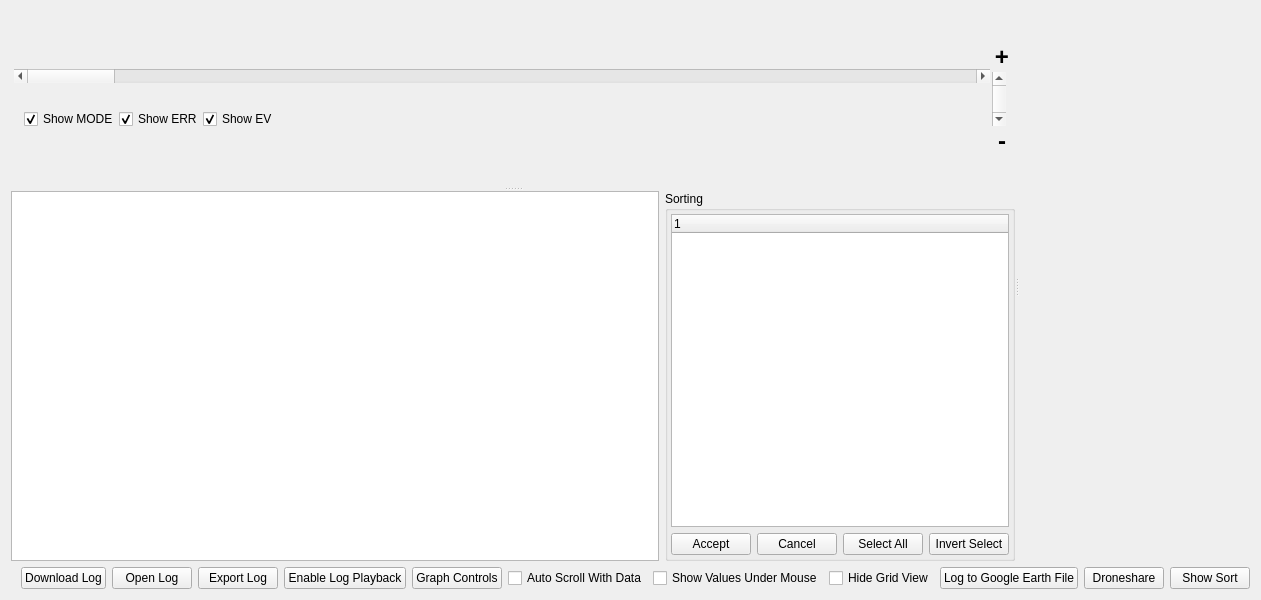
First picture: the form in src/ui/AP2DataPlot2D.ui, repository ArduPilot/apm_planner, before the edit.
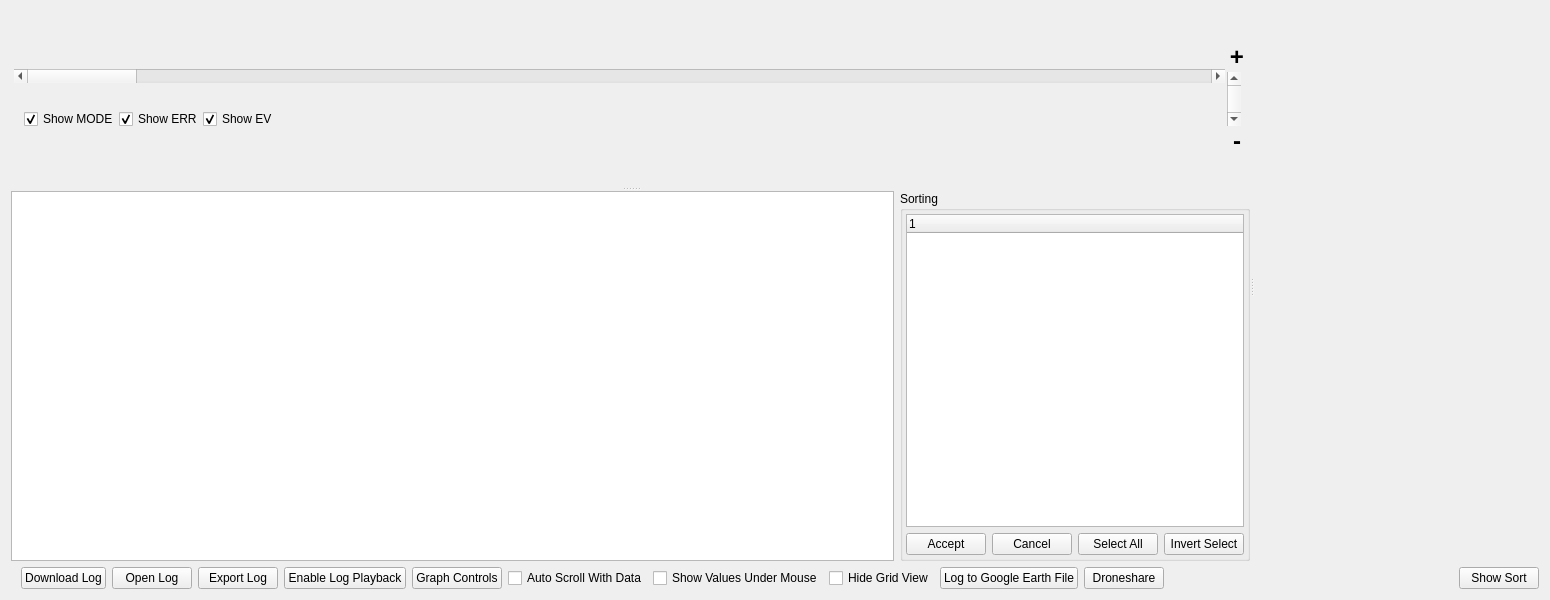
Second picture: the form after the edit. Custom widgets are drawn as their Qt base class.

Commit message: Fix compiler warnings: Qt Ui Invalid z-order assignment (issue #40)

```diff
--- a/src/ui/AP2DataPlot2D.ui
+++ b/src/ui/AP2DataPlot2D.ui
@@ -6,7 +6,7 @@
    <rect>
     <x>0</x>
     <y>0</y>
-    <width>1148</width>
+    <width>1550</width>
     <height>600</height>
    </rect>
   </property>
@@ -61,7 +61,7 @@
              </widget>
             </item>
             <item>
-             <layout class="QHBoxLayout" name="horizontalLayout_4">
+             <layout class="QHBoxLayout" name="horizontalLayout_41">
               <property name="sizeConstraint">
                <enum>QLayout::SetDefaultConstraint</enum>
               </property>
```
Left out of the diff: 3 changed lines with no effect on the pictures. The commit also changes 4 other files.
